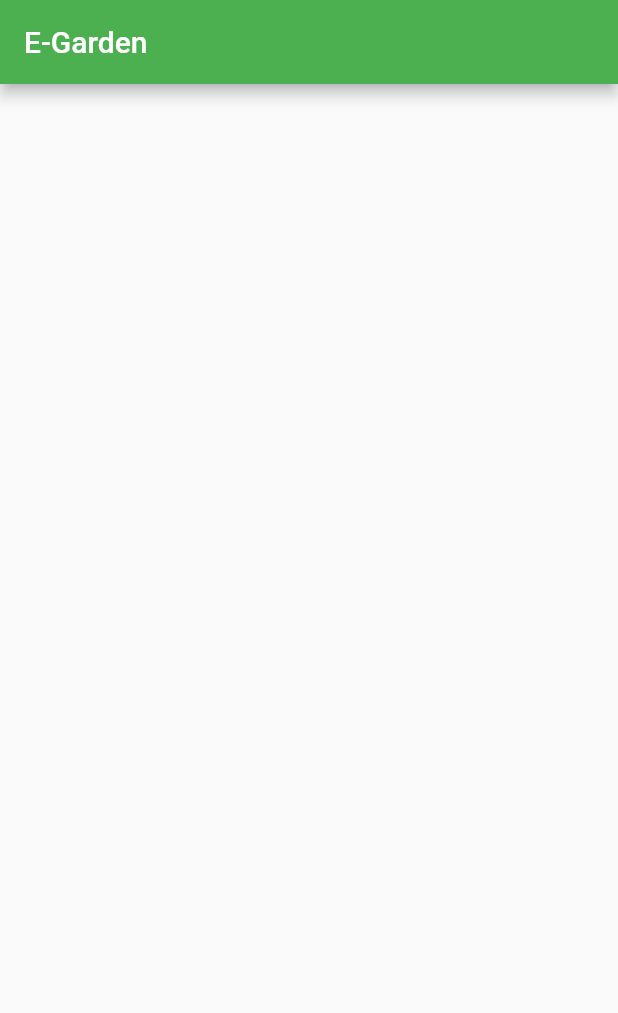
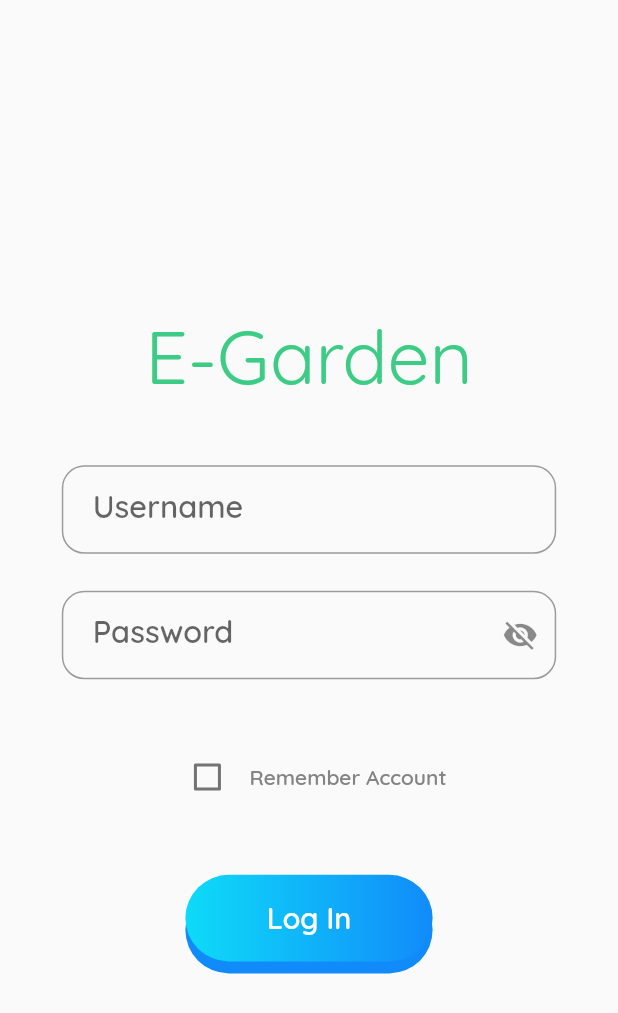
Before and after one commit to NoCtrlZ1110/E-Garden, a Flutter app: the screen it shows after launch, on a phone screen of 412 x 824 dp. Shown: the top 1013 px of the screen. Run offline on Flutter 3.47's test engine with Material 2 defaults, Android fonts, the phone set to English and light mode, and no system bars; drawn by our look-alikes of flutter_form_builder.

Commit message:
Add login screen

```diff
--- a/mobile/lib/configs/AppColors.dart
+++ b/mobile/lib/configs/AppConfig.dart
@@ -1,6 +1,8 @@
 import 'package:flutter/material.dart';
 
 class AppColors {
+  AppColors._();
+
   static const Color beige = Color(0xFFA8A878);
   static const Color black = Color(0xFF303943);
   static const Color blue = Color(0xFF429BED);
@@ -27,4 +29,35 @@ class AppColors {
   static const Color teal = Color(0xFF4FC1A6);
   static const Color yellow = Color(0xFFF6C747);
   static const Color violet = Color(0xD07038F8);
+  static const Color buttonShadow = Color(0xFF118bfa);
+  static const Color buttonBlend1 = Color(0xFF0edbf8);
+  static const Color buttonBlend2 = Color(0xFF118BFA);
 }
+
+class SizeConfig {
+  static MediaQueryData _mediaQueryData;
+  static double screenWidth;
+  static double screenHeight;
+  static double blockSizeHorizontal;
+  static double blockSizeVertical;
+
+  static double _safeAreaHorizontal;
+  static double _safeAreaVertical;
+  static double safeBlockHorizontal;
+  static double safeBlockVertical;
+
+  void init(BuildContext context) {
+    _mediaQueryData = MediaQuery.of(context);
+    screenWidth = _mediaQueryData.size.width;
+    screenHeight = _mediaQueryData.size.height;
+    blockSizeHorizontal = screenWidth / 100;
+    blockSizeVertical = screenHeight / 100;
+
+    _safeAreaHorizontal =
+        _mediaQueryData.padding.left + _mediaQueryData.padding.right;
+    _safeAreaVertical =
+        _mediaQueryData.padding.top + _mediaQueryData.padding.bottom;
+    safeBlockHorizontal = (screenWidth - _safeAreaHorizontal) / 100;
+    safeBlockVertical = (screenHeight - _safeAreaVertical) / 100;
+  }
+}
--- a/mobile/lib/main.dart
+++ b/mobile/lib/main.dart
@@ -1,4 +1,7 @@
+import 'package:e_garden/screens/signin.dart';
 import 'package:flutter/material.dart';
+
+import 'configs/AppConfig.dart';
 
 void main() {
   runApp(E_Garden());
@@ -13,6 +16,7 @@ class E_Garden extends StatelessWidget {
       theme: ThemeData(
         primarySwatch: Colors.green,
         visualDensity: VisualDensity.adaptivePlatformDensity,
+        fontFamily: 'QuickSand',
       ),
       home: HomePage(title: 'E-Garden'),
       debugShowCheckedModeBanner: false,
@@ -30,18 +34,11 @@ class HomePage extends StatefulWidget {
 }
 
 class _HomePageState extends State<HomePage> {
-
   @override
   Widget build(BuildContext context) {
-
+    SizeConfig().init(context);
     return Scaffold(
-      appBar: AppBar(
-
-        title: Text(widget.title),
-      ),
-      body: Center(
-
-      ),
+      body: SignIn(),
     );
   }
 }
--- /dev/null
+++ b/mobile/lib/screens/home.dart
@@ -0,0 +1,29 @@
+import 'package:flutter/cupertino.dart';
+import 'package:flutter/material.dart';
+
+class HomeScreen extends StatefulWidget {
+  @override
+  _HomeScreenState createState() => _HomeScreenState();
+}
+
+class _HomeScreenState extends State<HomeScreen> {
+  @override
+  Widget build(BuildContext context) {
+    return Scaffold(
+      appBar: AppBar(
+        title: Text("Home Screen"),
+      ),
+      body: Center(
+        child: Column(
+          children: [
+            Text(
+              "Home Items Here!",
+              style: TextStyle(fontSize: 26),
+            )
+          ],
+          mainAxisAlignment: MainAxisAlignment.center,
+        ),
+      ),
+    );
+  }
+}
--- /dev/null
+++ b/mobile/lib/screens/signin.dart
@@ -0,0 +1,157 @@
+import 'package:e_garden/configs/AppConfig.dart';
+import 'package:e_garden/screens/home.dart';
+import 'package:e_garden/widgets/custom_button_blue.dart';
+import 'package:flutter/cupertino.dart';
+import 'package:flutter/material.dart';
+import 'package:flutter_form_builder/flutter_form_builder.dart';
+
+class SignIn extends StatefulWidget {
+  @override
+  State<StatefulWidget> createState() {
+    // TODO: implement createState
+    return _SignInState();
+  }
+}
+
+class _SignInState extends State<SignIn> {
+  final GlobalKey<FormBuilderState> _fbKey = GlobalKey<FormBuilderState>();
+  TextEditingController _username = TextEditingController();
+  TextEditingController _password = TextEditingController();
+  bool switcherValue = false;
+  bool review = false;
+
+  @override
+  Widget build(BuildContext context) {
+    // TODO: implement build
+    return Scaffold(
+      body: SingleChildScrollView(
+        child: FormBuilder(
+          key: _fbKey,
+          autovalidateMode: AutovalidateMode.disabled,
+          child: Column(
+            children: [
+              SizedBox(
+                height: SizeConfig.screenHeight * 0.25,
+              ),
+              Text(
+                "E-Garden",
+                style: TextStyle(fontSize: 50, color: AppColors.green),
+              ),
+              SizedBox(
+                height: SizeConfig.screenHeight * 0.05,
+              ),
+              SizedBox(
+                width: SizeConfig.safeBlockHorizontal * 80,
+                child: FormBuilderTextField(
+                  attribute: "username",
+                  validators: [FormBuilderValidators.required()],
+                  style: TextStyle(
+                      fontSize: SizeConfig.safeBlockVertical * 2.5,
+                      color: AppColors.green),
+                  controller: _username,
+                  decoration: InputDecoration(
+                    contentPadding: EdgeInsets.only(
+                        left: SizeConfig.safeBlockHorizontal * 5,
+                        right: SizeConfig.safeBlockHorizontal * 3,
+                        top: SizeConfig.safeBlockVertical * 2,
+                        bottom: SizeConfig.safeBlockVertical * 2),
+                    border: OutlineInputBorder(
+                        borderSide:
+                            BorderSide(color: AppColors.green, width: 5),
+                        borderRadius: BorderRadius.circular(15)),
+                    labelText: "Username",
+                    hintText: "Username",
+                    alignLabelWithHint: false,
+                    labelStyle: TextStyle(
+                        // color: AppTheme.buttonBlend2,
+                        fontSize: SizeConfig.safeBlockVertical * 2.5,
+                        fontWeight: FontWeight.w600),
+                  ),
+                ),
+              ),
+              SizedBox(
+                height: SizeConfig.safeBlockVertical * 3,
+              ),
+              SizedBox(
+                width: SizeConfig.safeBlockHorizontal * 80,
+                child: FormBuilderTextField(
+                  validators: [FormBuilderValidators.required()],
+                  attribute: "password",
+                  style: TextStyle(
+                      fontSize: SizeConfig.safeBlockVertical * 2.5,
+                      color: AppColors.green),
+                  obscureText: review,
+                  controller: _password,
+                  decoration: InputDecoration(
+                    suffixIcon: IconButton(
+                      icon: review
+                          ? Icon(Icons.visibility)
+                          : Icon(Icons.visibility_off),
+                      onPressed: () {
+                        setState(() {
+                          review = !review;
+                        });
+                      },
+                    ),
+                    contentPadding: EdgeInsets.only(
+                        left: SizeConfig.safeBlockHorizontal * 5,
+                        right: SizeConfig.safeBlockHorizontal * 3,
+                        top: SizeConfig.safeBlockVertical * 2,
+                        bottom: SizeConfig.safeBlockVertical * 2),
+                    border: OutlineInputBorder(
+                        borderSide:
+                            BorderSide(color: AppColors.green, width: 5),
+                        borderRadius: BorderRadius.circular(15)),
+                    labelText: "Password",
+                    alignLabelWithHint: false,
+                    labelStyle: TextStyle(
+                        // color: AppTheme.buttonBlend2,
+                        fontSize: SizeConfig.safeBlockVertical * 2.5,
+                        fontWeight: FontWeight.w600),
+                    hintText: "Enter Password",
+                  ),
+                ),
+              ),
+              SizedBox(
+                height: SizeConfig.safeBlockVertical * 5,
+              ),
+              Row(
+                mainAxisAlignment: MainAxisAlignment.center,
+                children: [
+                  Checkbox(
+                      value: switcherValue,
+                      onChanged: (change) => setState(() {
+                            switcherValue = change;
+                          })),
+                  SizedBox(
+                    width: SizeConfig.safeBlockHorizontal * 1,
+                  ),
+                  Text(
+                    "Remember Account",
+                    style: TextStyle(
+                        color: Color(0xFF848484), fontWeight: FontWeight.w600),
+                  )
+                ],
+              ),
+              SizedBox(
+                height: SizeConfig.safeBlockVertical * 5,
+              ),
+              CustomButtonBlue(
+                  height: SizeConfig.safeBlockVertical * 7,
+                  width: SizeConfig.safeBlockHorizontal * 40,
+                  text: "Log In",
+                  press: () async {
+                    if (_fbKey.currentState.saveAndValidate()) {
+                      Navigator.push(
+                          context,
+                          MaterialPageRoute(
+                              builder: (context) => HomeScreen()));
+                    } else {}
+                  })
+            ],
+          ),
+        ),
+      ),
+    );
+  }
+}
--- /dev/null
+++ b/mobile/lib/widgets/custom_button_blue.dart
@@ -0,0 +1,95 @@
+import 'package:e_garden/configs/AppConfig.dart';
+import 'package:flutter/cupertino.dart';
+import 'package:flutter/material.dart';
+
+class CustomButtonBlue extends StatefulWidget {
+  final String text;
+  final double height, width;
+  final Icon icon;
+  final Function press;
+
+  CustomButtonBlue({
+    Key key,
+    @required this.height,
+    @required this.width,
+    @required this.text,
+    this.icon,
+    @required this.press,
+  }) : super(key: key);
+
+  @override
+  State<StatefulWidget> createState() {
+    // TODO: implement createState
+    return _CustomButtonBlueState();
+  }
+}
+
+class _CustomButtonBlueState extends State<CustomButtonBlue> {
+  bool animated = true;
+
+  @override
+  Widget build(BuildContext context) {
+    return GestureDetector(
+      child: Container(
+          width: widget.width,
+          height: widget.height + 8,
+          child: Stack(
+            children: [
+              Positioned(
+                bottom: 0,
+                child: Container(
+                  width: widget.width,
+                  height: widget.height,
+                  decoration: BoxDecoration(
+                    color: AppColors.buttonShadow,
+                    borderRadius: BorderRadius.circular(90),
+                  ),
+                ),
+              ),
+              AnimatedPositioned(
+                onEnd: () {
+                  setState(() {
+                    if (!animated) {
+                      animated = true;
+                      if (widget.press != null) {
+                        widget.press();
+                      }
+                    }
+                  });
+                },
+                top: animated ? 0 : 8,
+                child: Container(
+                  width: widget.width,
+                  height: widget.height,
+                  decoration: BoxDecoration(
+                    gradient: LinearGradient(
+                        begin: Alignment.centerLeft,
+                        end: Alignment.centerRight,
+                        colors: [AppColors.buttonBlend1, AppColors.buttonBlend2]),
+                    borderRadius: BorderRadius.circular(90),
+                  ),
+                  child: Row(children: [
+                    Expanded(child: SizedBox()),
+                    (widget.icon != null) ? widget.icon : SizedBox(),
+                    (widget.icon != null) ? Expanded(child: SizedBox()) : SizedBox(),
+                    Text(
+                      widget.text,
+                      style: TextStyle(color: Colors.white, fontSize: widget.height / 3, fontWeight: FontWeight.w600),
+                    ),
+                    Expanded(child: SizedBox()),
+                  ]),
+                ),
+                duration: Duration(milliseconds: 100),
+              ),
+            ],
+          )),
+      onTap: () {
+        setState(() {
+          if (animated) {
+            animated = false;
+          }
+        });
+      },
+    );
+  }
+}
```
Also changed, not shown: mobile/pubspec.yaml (+12 -0 lines), mobile/pubspec.lock, 2 other files.
